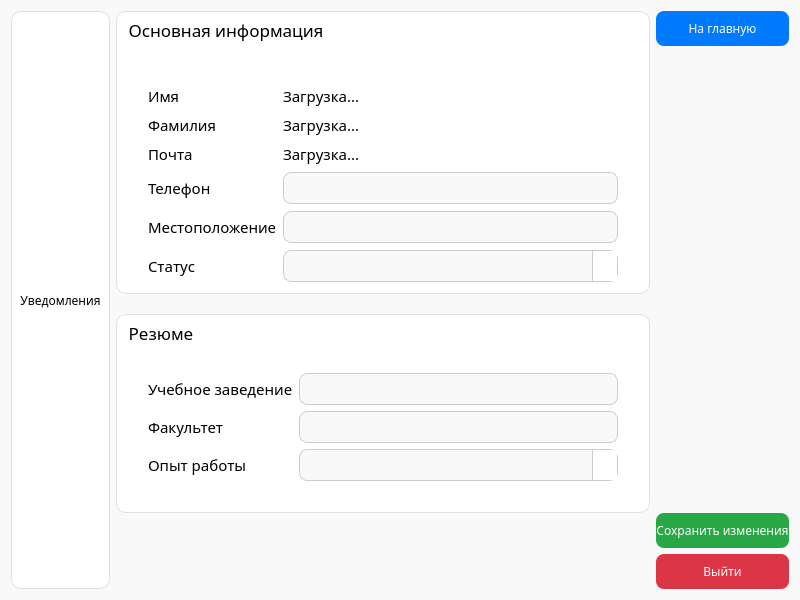
Above: GreyHound/profilepageforemployer.ui from ProteusP/GreyHound-hiring-desktop-app before the change. Below: the same form after it.
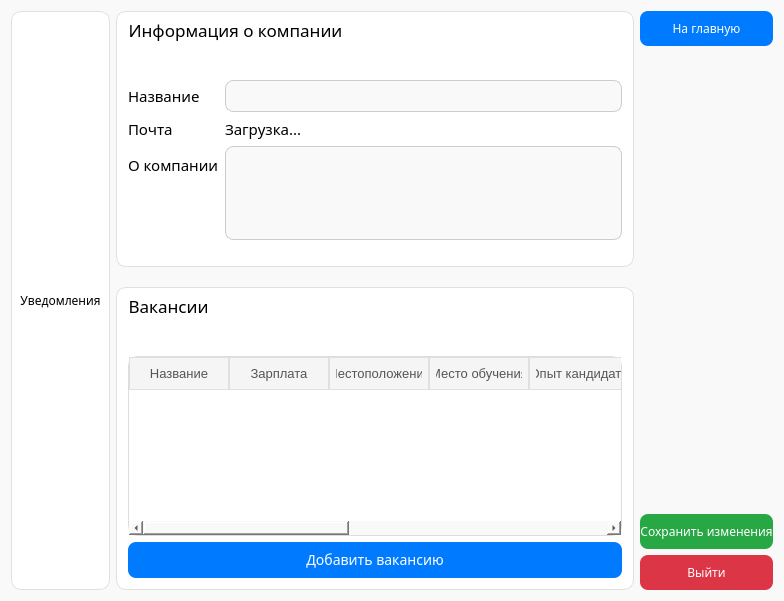
That is the form after the change. Icons and pictures are not drawn.

Diff of the .ui file:
```diff
--- a/GreyHound/profilepageforemployer.ui
+++ b/GreyHound/profilepageforemployer.ui
@@ -6,8 +6,8 @@
    <rect>
     <x>0</x>
     <y>0</y>
-    <width>800</width>
-    <height>600</height>
+    <width>784</width>
+    <height>591</height>
    </rect>
   </property>
   <property name="windowTitle">
@@ -22,66 +22,117 @@
   <layout class="QGridLayout" name="gridLayout_4">
    <item row="0" column="0">
     <layout class="QGridLayout" name="gridLayout_3">
-     <item row="0" column="0">
-      <widget class="QWidget" name="notificationsWidget" native="true">
-       <property name="styleSheet">
-        <string notr="true">QWidget {
-    border: 1px solid #e0e0e0;
-	border-radius: 10px;
-    background-color: white;
+     <item row="0" column="2">
+      <layout class="QVBoxLayout" name="verticalLayout_5">
+       <item>
+        <widget class="QPushButton" name="homepagePB">
+         <property name="minimumSize">
+          <size>
+           <width>0</width>
+           <height>35</height>
+          </size>
+         </property>
+         <property name="font">
+          <font>
+           <family>Golos Text</family>
+          </font>
+         </property>
+         <property name="styleSheet">
+          <string notr="true">QPushButton {
+    background-color: #007bff;
+    color: white;
+    border: none;
+    border-radius: 8px;
 }
-</string>
-       </property>
-       <layout class="QVBoxLayout" name="verticalLayout">
-        <item>
-         <spacer name="verticalSpacer_2">
-          <property name="orientation">
-           <enum>Qt::Orientation::Vertical</enum>
-          </property>
-          <property name="sizeHint" stdset="0">
-           <size>
-            <width>20</width>
-            <height>40</height>
-           </size>
-          </property>
-         </spacer>
-        </item>
-        <item>
-         <widget class="QLabel" name="notificationsLabel">
-          <property name="font">
-           <font>
-            <family>Golos Text</family>
-           </font>
-          </property>
-          <property name="styleSheet">
-           <string notr="true">QLabel {
-	border: none;
-	color: black;
+
+QPushButton:hover {
+    background-color: #005ecb;
 }</string>
-          </property>
-          <property name="text">
-           <string>Уведомления</string>
-          </property>
-          <property name="alignment">
-           <set>Qt::AlignmentFlag::AlignCenter</set>
-          </property>
-         </widget>
-        </item>
-        <item>
-         <spacer name="verticalSpacer">
-          <property name="orientation">
-           <enum>Qt::Orientation::Vertical</enum>
-          </property>
-          <property name="sizeHint" stdset="0">
-           <size>
-            <width>20</width>
-            <height>40</height>
-           </size>
-          </property>
-         </spacer>
-        </item>
-       </layout>
-      </widget>
+         </property>
+         <property name="text">
+          <string>На главную</string>
+         </property>
+        </widget>
+       </item>
+       <item>
+        <spacer name="verticalSpacer_7">
+         <property name="orientation">
+          <enum>Qt::Orientation::Vertical</enum>
+         </property>
+         <property name="sizeHint" stdset="0">
+          <size>
+           <width>20</width>
+           <height>40</height>
+          </size>
+         </property>
+        </spacer>
+       </item>
+       <item>
+        <widget class="QPushButton" name="saveButton">
+         <property name="minimumSize">
+          <size>
+           <width>0</width>
+           <height>35</height>
+          </size>
+         </property>
+         <property name="maximumSize">
+          <size>
+           <width>16777215</width>
+           <height>35</height>
+          </size>
+         </property>
+         <property name="font">
+          <font>
+           <family>Golos Text</family>
+          </font>
+         </property>
+         <property name="styleSheet">
+          <string notr="true">QPushButton {
+    background-color: #28a745;
+    color: white;
+    border: none;
+    border-radius: 8px;
+}
+
+QPushButton:hover {
+    background-color: #218838; /* затемнение */
+}</string>
+         </property>
+         <property name="text">
+          <string>Сохранить изменения</string>
+         </property>
+        </widget>
+       </item>
+       <item>
+        <widget class="QPushButton" name="logoutPB">
+         <property name="minimumSize">
+          <size>
+           <width>0</width>
+           <height>35</height>
+          </size>
+         </property>
+         <property name="font">
+          <font>
+           <family>Golos Text</family>
+          </font>
+         </property>
+         <property name="styleSheet">
+          <string notr="true">QPushButton {
+    background-color: #dc3545;
+    color: white;
+    border: none;
+    border-radius: 8px;
+}
+QPushButton:hover {
+    background-color: #c82333; /* затемнение */
+}</string>
+         </property>
+         <property name="text">
+          <string>Выйти</string>
+         </property>
+        </widget>
+       </item>
+      </layout>
      </item>
      <item row="0" column="1">
       <layout class="QVBoxLayout" name="verticalLayout_4">
@@ -110,71 +161,27 @@
 </string>
          </property>
          <property name="title">
-          <string>Основная информация</string>
+          <string>Информация о компании</string>
          </property>
          <layout class="QGridLayout" name="gridLayout">
-          <item row="1" column="1">
+          <item row="2" column="0">
+           <spacer name="verticalSpacer_3">
+            <property name="orientation">
+             <enum>Qt::Orientation::Vertical</enum>
+            </property>
+            <property name="sizeType">
+             <enum>QSizePolicy::Policy::Fixed</enum>
+            </property>
+            <property name="sizeHint" stdset="0">
+             <size>
+              <width>20</width>
+              <height>15</height>
+             </size>
+            </property>
+           </spacer>
+          </item>
+          <item row="1" column="0">
            <layout class="QFormLayout" name="formLayout">
-            <property name="verticalSpacing">
-             <number>7</number>
-            </property>
-            <item row="0" column="0">
-             <widget class="QLabel" name="nameLabel">
-              <property name="font">
-               <font>
-                <family>Golos Text</family>
-                <pointsize>11</pointsize>
-               </font>
-              </property>
-              <property name="styleSheet">
-               <string notr="true">QLabel {
-	color: black;
-	background-color: rgb(255, 255, 255);
-}</string>
-              </property>
-              <property name="text">
-               <string>Имя</string>
-              </property>
-             </widget>
-            </item>
-            <item row="0" column="1">
-             <widget class="QLabel" name="nameEdit">
-              <property name="font">
-               <font>
-                <family>Golos Text</family>
-                <pointsize>11</pointsize>
-               </font>
-              </property>
-              <property name="styleSheet">
-               <string notr="true">QLabel {
-	color: black;
-	background-color: rgb(255, 255, 255);
-}</string>
-              </property>
-              <property name="text">
-               <string>Загрузка...</string>
-              </property>
-             </widget>
-            </item>
-            <item row="1" column="0">
-             <widget class="QLabel" name="surnameLabel">
-              <property name="font">
-               <font>
-                <family>Golos Text</family>
-                <pointsize>11</pointsize>
-               </font>
-              </property>
-              <property name="styleSheet">
-               <string notr="true">QLabel {
-	color: black;
-	background-color: rgb(255, 255, 255);
-}</string>
-              </property>
-              <property name="text">
-               <string>Фамилия</string>
-              </property>
-             </widget>
-            </item>
             <item row="2" column="0">
              <widget class="QLabel" name="emailLabel">
               <property name="font">
@@ -194,6 +201,25 @@
               </property>
              </widget>
             </item>
+            <item row="4" column="0">
+             <widget class="QLabel" name="aboutLabel">
+              <property name="font">
+               <font>
+                <family>Golos Text</family>
+                <pointsize>11</pointsize>
+               </font>
+              </property>
+              <property name="styleSheet">
+               <string notr="true">QLabel {
+	color: black;
+	background-color: rgb(255, 255, 255);
+}</string>
+              </property>
+              <property name="text">
+               <string>О компании</string>
+              </property>
+             </widget>
+            </item>
             <item row="2" column="1">
              <widget class="QLabel" name="emailEdit">
               <property name="font">
@@ -213,8 +239,8 @@
               </property>
              </widget>
             </item>
-            <item row="3" column="0">
-             <widget class="QLabel" name="phoneLabel">
+            <item row="0" column="0">
+             <widget class="QLabel" name="companyNameLabel">
               <property name="font">
                <font>
                 <family>Golos Text</family>
@@ -228,21 +254,21 @@
 }</string>
               </property>
               <property name="text">
-               <string>Телефон</string>
+               <string>Название</string>
               </property>
              </widget>
             </item>
-            <item row="3" column="1">
-             <widget class="QLineEdit" name="phoneEdit">
+            <item row="0" column="1">
+             <widget class="QLineEdit" name="companyNameEdit">
               <property name="sizePolicy">
-               <sizepolicy hsizetype="Expanding" vsizetype="Fixed">
+               <sizepolicy hsizetype="Minimum" vsizetype="Fixed">
                 <horstretch>0</horstretch>
                 <verstretch>0</verstretch>
                </sizepolicy>
               </property>
               <property name="minimumSize">
                <size>
-                <width>0</width>
+                <width>350</width>
                 <height>0</height>
                </size>
               </property>
@@ -258,29 +284,10 @@
               </property>
              </widget>
             </item>
-            <item row="4" column="0">
-             <widget class="QLabel" name="placeLabel">
-              <property name="font">
-               <font>
-                <family>Golos Text</family>
-                <pointsize>11</pointsize>
-               </font>
-              </property>
-              <property name="styleSheet">
-               <string notr="true">QLabel {
-	color: black;
-	background-color: rgb(255, 255, 255);
-}</string>
-              </property>
-              <property name="text">
-               <string>Местоположение</string>
-              </property>
-             </widget>
-            </item>
             <item row="4" column="1">
-             <widget class="QLineEdit" name="placeEdit">
+             <widget class="QTextEdit" name="aboutEdit">
               <property name="styleSheet">
-               <string notr="true">QLineEdit {
+               <string notr="true">QTextEdit {
     border: 1px solid #ccc;
     border-radius: 8px;
     padding: 6px 12px;
@@ -291,101 +298,10 @@
               </property>
              </widget>
             </item>
-            <item row="5" column="0">
-             <widget class="QLabel" name="statusLabel">
-              <property name="font">
-               <font>
-                <family>Golos Text</family>
-                <pointsize>11</pointsize>
-               </font>
-              </property>
-              <property name="styleSheet">
-               <string notr="true">QLabel {
-	color: black;
-	background-color: rgb(255, 255, 255);
-}</string>
-              </property>
-              <property name="text">
-               <string>Статус</string>
-              </property>
-             </widget>
-            </item>
-            <item row="5" column="1">
-             <widget class="QComboBox" name="statusCombo">
-              <property name="styleSheet">
-               <string notr="true">QComboBox {
-    border: 1px solid #ccc;
-    border-radius: 8px;
-    padding: 6px 12px;
-    background-color: #f9f9f9;
-    font-size: 14px;
-	color: black;
-}
-QComboBox QAbstractItemView {
-    background-color: white;
-    color: black;
-    selection-background-color: white;
-    selection-color: black;
-    border: 1px solid #ccc;
-    font-size: 14px;
-
-}
-QComboBox::down-arrow {
-    
-	image: url(:/caret-down.png);
-    width: 12px;
-    height: 12px;
-background-color: white;
-}
-QComboBox::drop-down {
-    subcontrol-origin: padding;
-    subcontrol-position: top right;
-    width: 24px;
-    border-left: 1px solid #ccc;
-background-color: white;
-}</string>
-              </property>
-             </widget>
-            </item>
-            <item row="1" column="1">
-             <widget class="QLabel" name="surnameEdit">
-              <property name="font">
-               <font>
-                <family>Golos Text</family>
-                <pointsize>11</pointsize>
-               </font>
-              </property>
-              <property name="styleSheet">
-               <string notr="true">QLabel {
-	color: black;
-	background-color: rgb(255, 255, 255);
-}</string>
-              </property>
-              <property name="text">
-               <string>Загрузка...</string>
-              </property>
-             </widget>
-            </item>
            </layout>
           </item>
-          <item row="1" column="0">
-           <spacer name="horizontalSpacer">
-            <property name="orientation">
-             <enum>Qt::Orientation::Horizontal</enum>
-            </property>
-            <property name="sizeType">
-             <enum>QSizePolicy::Policy::Fixed</enum>
-            </property>
-            <property name="sizeHint" stdset="0">
-             <size>
-              <width>20</width>
-              <height>20</height>
-             </size>
-            </property>
-           </spacer>
-          </item>
-          <item row="0" column="1">
-           <spacer name="verticalSpacer_3">
+          <item row="0" column="0">
+           <spacer name="verticalSpacer_6">
             <property name="orientation">
              <enum>Qt::Orientation::Vertical</enum>
             </property>
@@ -395,23 +311,7 @@
             <property name="sizeHint" stdset="0">
              <size>
               <width>20</width>
-              <height>35</height>
-             </size>
-            </property>
-           </spacer>
-          </item>
-          <item row="1" column="2">
-           <spacer name="horizontalSpacer_2">
-            <property name="orientation">
-             <enum>Qt::Orientation::Horizontal</enum>
-            </property>
-            <property name="sizeType">
-             <enum>QSizePolicy::Policy::Fixed</enum>
-            </property>
-            <property name="sizeHint" stdset="0">
-             <size>
-              <width>20</width>
-              <height>20</height>
+              <height>30</height>
              </size>
             </property>
            </spacer>
@@ -459,26 +359,10 @@
 </string>
          </property>
          <property name="title">
-          <string>Резюме</string>
+          <string>Вакансии</string>
          </property>
          <layout class="QGridLayout" name="gridLayout_2">
-          <item row="2" column="1">
-           <spacer name="verticalSpacer_5">
-            <property name="orientation">
-             <enum>Qt::Orientation::Vertical</enum>
-            </property>
-            <property name="sizeType">
-             <enum>QSizePolicy::Policy::Fixed</enum>
-            </property>
-            <property name="sizeHint" stdset="0">
-             <size>
-              <width>20</width>
-              <height>20</height>
-             </size>
-            </property>
-           </spacer>
-          </item>
-          <item row="0" column="1">
+          <item row="3" column="1">
            <spacer name="verticalSpacer_4">
             <property name="orientation">
              <enum>Qt::Orientation::Vertical</enum>
@@ -489,182 +373,166 @@
             <property name="sizeHint" stdset="0">
              <size>
               <width>20</width>
-              <height>20</height>
+              <height>30</height>
              </size>
             </property>
            </spacer>
           </item>
-          <item row="1" column="0">
-           <spacer name="horizontalSpacer_3">
-            <property name="orientation">
-             <enum>Qt::Orientation::Horizontal</enum>
+          <item row="4" column="1">
+           <widget class="QTableWidget" name="vacanciesTable">
+            <property name="sizePolicy">
+             <sizepolicy hsizetype="Expanding" vsizetype="Minimum">
+              <horstretch>0</horstretch>
+              <verstretch>0</verstretch>
+             </sizepolicy>
             </property>
-            <property name="sizeType">
-             <enum>QSizePolicy::Policy::Fixed</enum>
-            </property>
-            <property name="sizeHint" stdset="0">
+            <property name="minimumSize">
              <size>
-              <width>20</width>
-              <height>20</height>
+              <width>0</width>
+              <height>180</height>
              </size>
             </property>
-           </spacer>
-          </item>
-          <item row="1" column="1">
-           <layout class="QHBoxLayout" name="horizontalLayout">
-            <item>
-             <layout class="QVBoxLayout" name="verticalLayout_2">
-              <item>
-               <widget class="QLabel" name="universityLabel">
-                <property name="font">
-                 <font>
-                  <family>Golos Text</family>
-                  <pointsize>11</pointsize>
-                 </font>
-                </property>
-                <property name="styleSheet">
-                 <string notr="true">QLabel {
-	color: black;
-	background-color: rgb(255, 255, 255);
-}</string>
-                </property>
-                <property name="text">
-                 <string>Учебное заведение</string>
-                </property>
-               </widget>
-              </item>
-              <item>
-               <widget class="QLabel" name="facultyLabel">
-                <property name="font">
-                 <font>
-                  <family>Golos Text</family>
-                  <pointsize>11</pointsize>
-                 </font>
-                </property>
-                <property name="styleSheet">
-                 <string notr="true">QLabel {
-	color: black;
-	background-color: rgb(255, 255, 255);
-}</string>
-                </property>
-                <property name="text">
-                 <string>Факультет</string>
-                </property>
-               </widget>
-              </item>
-              <item>
-               <widget class="QLabel" name="experienceLabel">
-                <property name="font">
-                 <font>
-                  <family>Golos Text</family>
-                  <pointsize>11</pointsize>
-                 </font>
-                </property>
-                <property name="styleSheet">
-                 <string notr="true">QLabel {
-	color: black;
-	background-color: rgb(255, 255, 255);
-}</string>
-                </property>
-                <property name="text">
-                 <string>Опыт работы</string>
-                </property>
-               </widget>
-              </item>
-             </layout>
-            </item>
-            <item>
-             <layout class="QVBoxLayout" name="verticalLayout_3">
-              <item>
-               <widget class="QLineEdit" name="universityEdit">
-                <property name="styleSheet">
-                 <string notr="true">QLineEdit {
-    border: 1px solid #ccc;
-    border-radius: 8px;
-    padding: 6px 12px;
-    background-color: #f9f9f9;
-    font-size: 14px;
-color: black;
-}</string>
-                </property>
-               </widget>
-              </item>
-              <item>
-               <widget class="QLineEdit" name="facultyEdit">
-                <property name="styleSheet">
-                 <string notr="true">QLineEdit {
-    border: 1px solid #ccc;
-    border-radius: 8px;
-    padding: 6px 12px;
-    background-color: #f9f9f9;
-    font-size: 14px;
-color: black;
-}</string>
-                </property>
-               </widget>
-              </item>
-              <item>
-               <widget class="QComboBox" name="experinceCombo">
-                <property name="styleSheet">
-                 <string notr="true">QComboBox {
-    border: 1px solid #ccc;
-    border-radius: 8px;
-    padding: 6px 12px;
-    background-color: #f9f9f9;
-    font-size: 14px;
-	color: black;
-}
-QComboBox QAbstractItemView {
+            <property name="font">
+             <font>
+              <family>Golos Text</family>
+             </font>
+            </property>
+            <property name="styleSheet">
+             <string notr="true">QTableWidget {
     background-color: white;
-    color: black;
-    selection-background-color: white;
+    border: 1px solid #dddddd;
+    border-radius: 10px;
+    selection-background-color: #e6f0ff;
     selection-color: black;
-    border: 1px solid #ccc;
-    font-size: 14px;
+}
 
+QHeaderView::section {
+    background-color: #f5f5f5;
+    color: #555555;
+    padding: 6px;
+    border: 1px solid #e0e0e0;
+    font-size: 13px;
 }
-QComboBox::down-arrow {
-    
-	image: url(:/caret-down.png);
-    width: 12px;
-    height: 12px;
-background-color: white;
+
+QTableWidget::item {
+    padding: 6px;
 }
-QComboBox::drop-down {
-    subcontrol-origin: padding;
-    subcontrol-position: top right;
-    width: 24px;
-    border-left: 1px solid #ccc;
-background-color: white;
-}</string>
-                </property>
-               </widget>
-              </item>
-             </layout>
-            </item>
-           </layout>
+
+QTableCornerButton::section {
+    background-color: #f5f5f5;
+    border: 1px solid #e0e0e0;
+}
+QScrollBar:horizontal {
+    background: transparent;
+    height: 8px;
+    margin: 2px 20px 2px 20px;
+    border-radius: 4px;
+}
+
+QScrollBar::handle:horizontal {
+    background: #cccccc;  /* мягкий серый */
+    border-radius: 4px;
+    min-width: 30px;
+}
+
+QScrollBar::handle:horizontal:hover {
+    background: #aaaaaa;  /* чуть темнее при наведении */
+}
+
+QScrollBar::add-line:horizontal,
+QScrollBar::sub-line:horizontal {
+    background: none;
+    width: 0px;
+    border: none;
+}
+
+QScrollBar::add-page:horizontal,
+QScrollBar::sub-page:horizontal {
+    background: transparent;
+}
+
+</string>
+            </property>
+            <column>
+             <property name="text">
+              <string>Название</string>
+             </property>
+            </column>
+            <column>
+             <property name="text">
+              <string>Зарплата</string>
+             </property>
+            </column>
+            <column>
+             <property name="text">
+              <string>Местоположение</string>
+             </property>
+            </column>
+            <column>
+             <property name="text">
+              <string>Место обучения</string>
+             </property>
+            </column>
+            <column>
+             <property name="text">
+              <string>Опыт кандидата</string>
+             </property>
+            </column>
+            <column>
+             <property name="text">
+              <string>График</string>
+             </property>
+            </column>
+            <column>
+             <property name="text">
+              <string>Образование</string>
+             </property>
+            </column>
+            <column>
+             <property name="text">
+              <string>Удаленность</string>
+             </property>
+            </column>
+            <column>
+             <property name="text">
+              <string>Действия</string>
+             </property>
+            </column>
+           </widget>
           </item>
-          <item row="1" column="2">
-           <spacer name="horizontalSpacer_4">
-            <property name="orientation">
-             <enum>Qt::Orientation::Horizontal</enum>
+          <item row="5" column="1">
+           <widget class="QPushButton" name="addVacancyButton">
+            <property name="font">
+             <font>
+              <family>Golos Text</family>
+              <pointsize>-1</pointsize>
+             </font>
             </property>
-            <property name="sizeType">
-             <enum>QSizePolicy::Policy::Fixed</enum>
+            <property name="styleSheet">
+             <string notr="true">QPushButton {
+    background-color: #007bff;       /* яркий синий */
+    color: white;
+    border: none;
+    border-radius: 8px;
+    padding: 8px 16px;
+    font-size: 14px;
+}
+
+QPushButton:hover {
+    background-color: #0069d9;       /* при наведении чуть темнее */
+}
+</string>
             </property>
-            <property name="sizeHint" stdset="0">
-             <size>
-              <width>20</width>
-              <height>20</height>
-             </size>
+            <property name="text">
+             <string>Добавить вакансию</string>
             </property>
-           </spacer>
+           </widget>
           </item>
          </layout>
         </widget>
        </item>
        <item>
-        <spacer name="verticalSpacer_6">
+        <spacer name="verticalSpacer_8">
          <property name="orientation">
           <enum>Qt::Orientation::Vertical</enum>
          </property>
@@ -678,117 +546,66 @@
        </item>
       </layout>
      </item>
-     <item row="0" column="2">
-      <layout class="QVBoxLayout" name="verticalLayout_5">
-       <item>
-        <widget class="QPushButton" name="homepagePB">
-         <property name="minimumSize">
-          <size>
-           <width>0</width>
-           <height>35</height>
-          </size>
-         </property>
-         <property name="font">
-          <font>
-           <family>Golos Text</family>
-          </font>
-         </property>
-         <property name="styleSheet">
-          <string notr="true">QPushButton {
-    background-color: #007bff;
-    color: white;
-    border: none;
-    border-radius: 8px;
+     <item row="0" column="0">
+      <widget class="QWidget" name="candidatesContainer" native="true">
+       <property name="styleSheet">
+        <string notr="true">QWidget {
+    border: 1px solid #e0e0e0;
+	border-radius: 10px;
+    background-color: white;
 }
-
-QPushButton:hover {
-    background-color: #005ecb;
+</string>
+       </property>
+       <layout class="QVBoxLayout" name="verticalLayout">
+        <item>
+         <spacer name="verticalSpacer_2">
+          <property name="orientation">
+           <enum>Qt::Orientation::Vertical</enum>
+          </property>
+          <property name="sizeHint" stdset="0">
+           <size>
+            <width>20</width>
+            <height>40</height>
+           </size>
+          </property>
+         </spacer>
+        </item>
+        <item>
+         <widget class="QLabel" name="notificationsLabel">
+          <property name="font">
+           <font>
+            <family>Golos Text</family>
+           </font>
+          </property>
+          <property name="styleSheet">
+           <string notr="true">QLabel {
+	border: none;
+	color: black;
 }</string>
-         </property>
-         <property name="text">
-          <string>На главную</string>
-         </property>
-        </widget>
-       </item>
-       <item>
-        <spacer name="verticalSpacer_7">
-         <property name="orientation">
-          <enum>Qt::Orientation::Vertical</enum>
-         </property>
-         <property name="sizeHint" stdset="0">
-          <size>
-           <width>20</width>
-           <height>40</height>
-          </size>
-         </property>
-        </spacer>
-       </item>
-       <item>
-        <widget class="QPushButton" name="saveButton">
-         <property name="minimumSize">
-          <size>
-           <width>0</width>
-           <height>35</height>
-          </size>
-         </property>
-         <property name="maximumSize">
-          <size>
-           <width>16777215</width>
-           <height>35</height>
-          </size>
-         </property>
-         <property name="font">
-          <font>
-           <family>Golos Text</family>
-          </font>
-         </property>
-         <property name="styleSheet">
-          <string notr="true">QPushButton {
-    background-color: #28a745;
-    color: white;
-    border: none;
-    border-radius: 8px;
-}
-
-QPushButton:hover {
-    background-color: #218838; /* затемнение */
-}</string>
-         </property>
-         <property name="text">
-          <string>Сохранить изменения</string>
-         </property>
-        </widget>
-       </item>
-       <item>
-        <widget class="QPushButton" name="logoutPB">
-         <property name="minimumSize">
-          <size>
-           <width>0</width>
-           <height>35</height>
-          </size>
-         </property>
-         <property name="font">
-          <font>
-           <family>Golos Text</family>
-          </font>
-         </property>
-         <property name="styleSheet">
-          <string notr="true">QPushButton {
-    background-color: #dc3545;
-    color: white;
-    border: none;
-    border-radius: 8px;
-}
-QPushButton:hover {
-    background-color: #c82333; /* затемнение */
-}</string>
-         </property>
-         <property name="text">
-          <string>Выйти</string>
-         </property>
-        </widget>
-       </item>
-      </layout>
+          </property>
+          <property name="text">
+           <string>Уведомления</string>
+          </property>
+          <property name="alignment">
+           <set>Qt::AlignmentFlag::AlignCenter</set>
+          </property>
+         </widget>
+        </item>
+        <item>
+         <spacer name="verticalSpacer">
+          <property name="orientation">
+           <enum>Qt::Orientation::Vertical</enum>
+          </property>
+          <property name="sizeHint" stdset="0">
+           <size>
+            <width>20</width>
+            <height>40</height>
+           </size>
+          </property>
+         </spacer>
+        </item>
+       </layout>
+      </widget>
      </item>
     </layout>
    </item>
```
Left out of the diff: 4 changed lines with no effect on the pictures.
